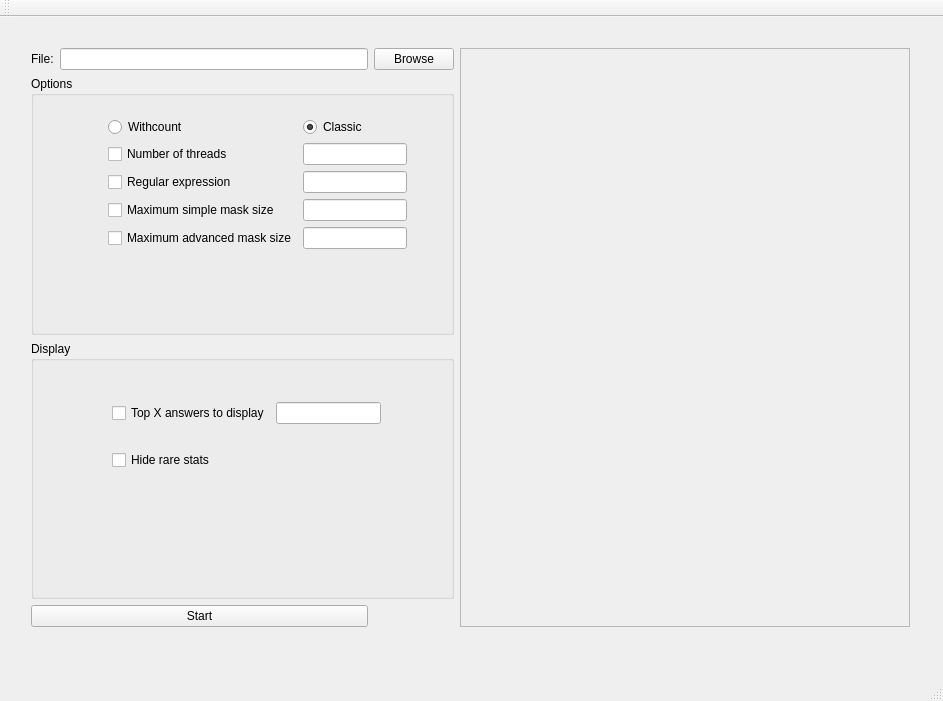
Old version of the form GUI/mainwindow.ui in the repository mvalois/cpack.
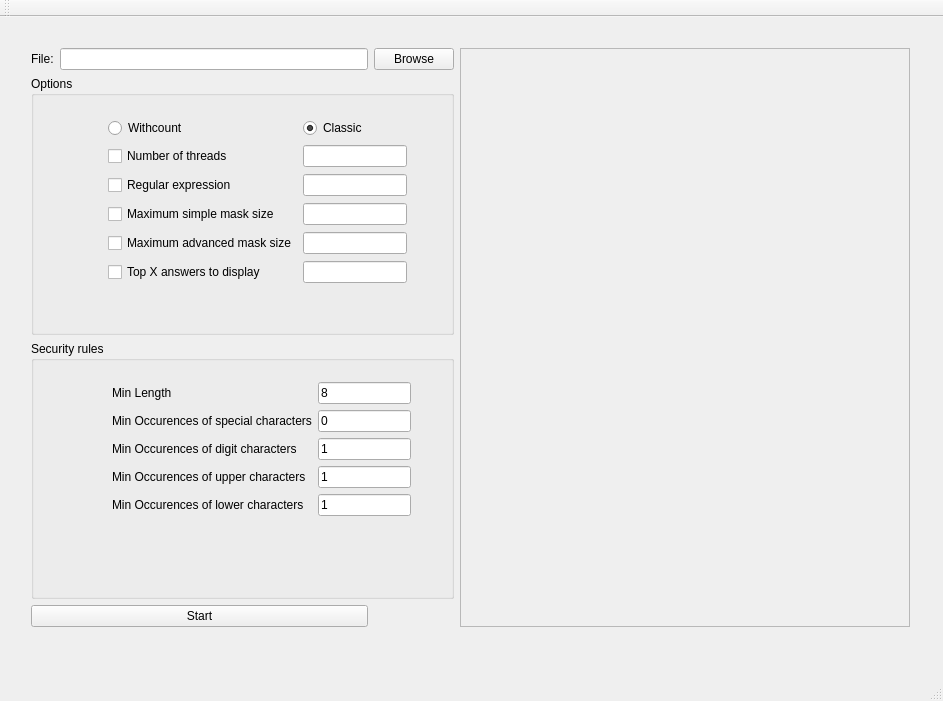
New version of the form.

Commit message: binding security rules

The edit to the form file:
```diff
--- a/GUI/mainwindow.ui
+++ b/GUI/mainwindow.ui
@@ -101,7 +101,7 @@
             <x>66</x>
             <y>30</y>
             <width>321</width>
-            <height>156</height>
+            <height>189</height>
            </rect>
           </property>
           <layout class="QGridLayout" name="gridLayout_2">
@@ -162,6 +162,16 @@
              </property>
             </widget>
            </item>
+           <item row="5" column="0">
+            <widget class="QCheckBox" name="topCheckBox">
+             <property name="text">
+              <string>Top X answers to display</string>
+             </property>
+            </widget>
+           </item>
+           <item row="5" column="1">
+            <widget class="QLineEdit" name="topLineEdit"/>
+           </item>
           </layout>
          </widget>
         </widget>
@@ -169,32 +179,85 @@
        <item row="2" column="0" colspan="3">
         <widget class="QGroupBox" name="groupBox_2">
          <property name="title">
-          <string>Display</string>
+          <string>Security rules</string>
          </property>
          <widget class="QWidget" name="gridLayoutWidget_3">
           <property name="geometry">
            <rect>
             <x>70</x>
             <y>30</y>
-            <width>291</width>
-            <height>131</height>
+            <width>321</width>
+            <height>161</height>
            </rect>
           </property>
           <layout class="QGridLayout" name="gridLayout_3">
+           <item row="3" column="0">
+            <widget class="QLabel" name="upperLabel">
+             <property name="text">
+              <string>Min Occurences of upper characters</string>
+             </property>
+            </widget>
+           </item>
            <item row="0" column="0">
-            <widget class="QCheckBox" name="topCheckBox">
+            <widget class="QLabel" name="lengthLabel">
              <property name="text">
-              <string>Top X answers to display</string>
+              <string>Min Length</string>
              </property>
             </widget>
            </item>
-           <item row="0" column="1">
-            <widget class="QLineEdit" name="topLineEdit"/>
-           </item>
            <item row="1" column="0">
-            <widget class="QCheckBox" name="hiderareCheckBox">
+            <widget class="QLabel" name="specialLabel">
              <property name="text">
-              <string>Hide rare stats</string>
+              <string>Min Occurences of special characters</string>
+             </property>
+            </widget>
+           </item>
+           <item row="4" column="0">
+            <widget class="QLabel" name="lowerLabel">
+             <property name="text">
+              <string>Min Occurences of lower characters</string>
+             </property>
+            </widget>
+           </item>
+           <item row="2" column="0">
+            <widget class="QLabel" name="digitLabel">
+             <property name="text">
+              <string>Min Occurences of digit characters</string>
+             </property>
+            </widget>
+           </item>
+           <item row="0" column="1">
+            <widget class="QLineEdit" name="lengthLineEdit">
+             <property name="text">
+              <string>8</string>
+             </property>
+            </widget>
+           </item>
+           <item row="1" column="1">
+            <widget class="QLineEdit" name="specialLineEdit">
+             <property name="text">
+              <string>0</string>
+             </property>
+            </widget>
+           </item>
+           <item row="2" column="1">
+            <widget class="QLineEdit" name="digitLineEdit">
+             <property name="text">
+              <string>1</string>
+             </property>
+            </widget>
+           </item>
+           <item row="3" column="1">
+            <widget class="QLineEdit" name="upperLineEdit">
+             <property name="text">
+              <string>1</string>
+             </property>
+            </widget>
+           </item>
+           <item row="4" column="1">
+            <widget class="QLineEdit" name="lowerLineEdit">
+             <property name="text">
+              <string>1</string>
              </property>
             </widget>
            </item>
```
Left out of the diff: 12 changed lines with no effect on the pictures. The commit also changes 3 other files.
